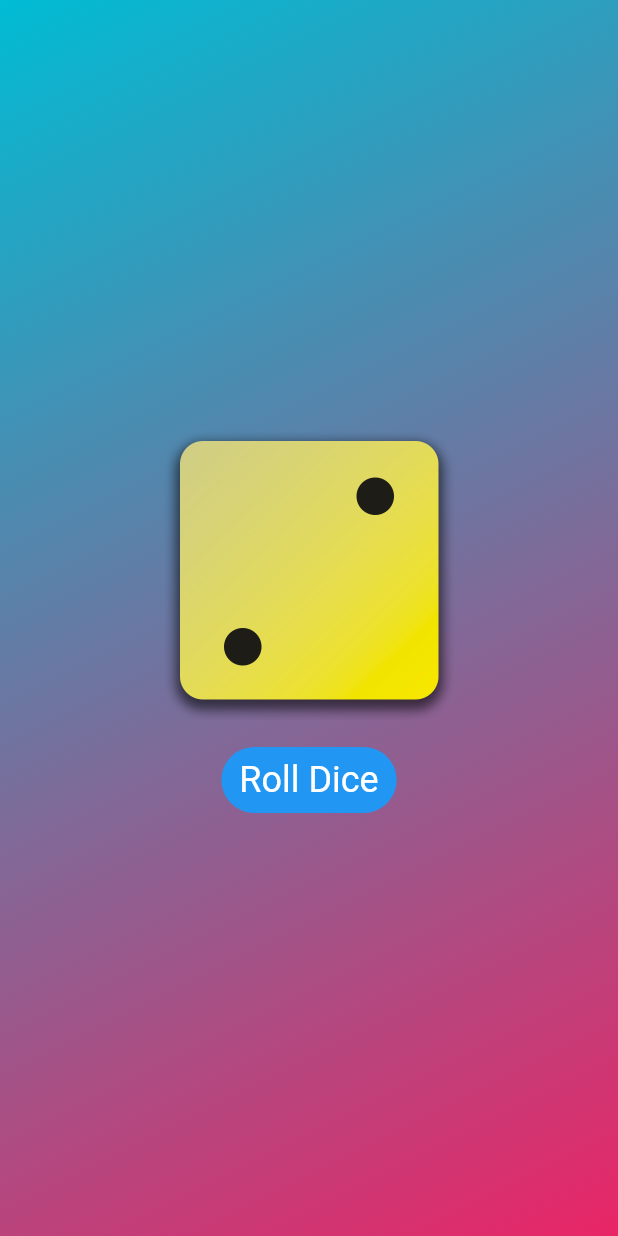
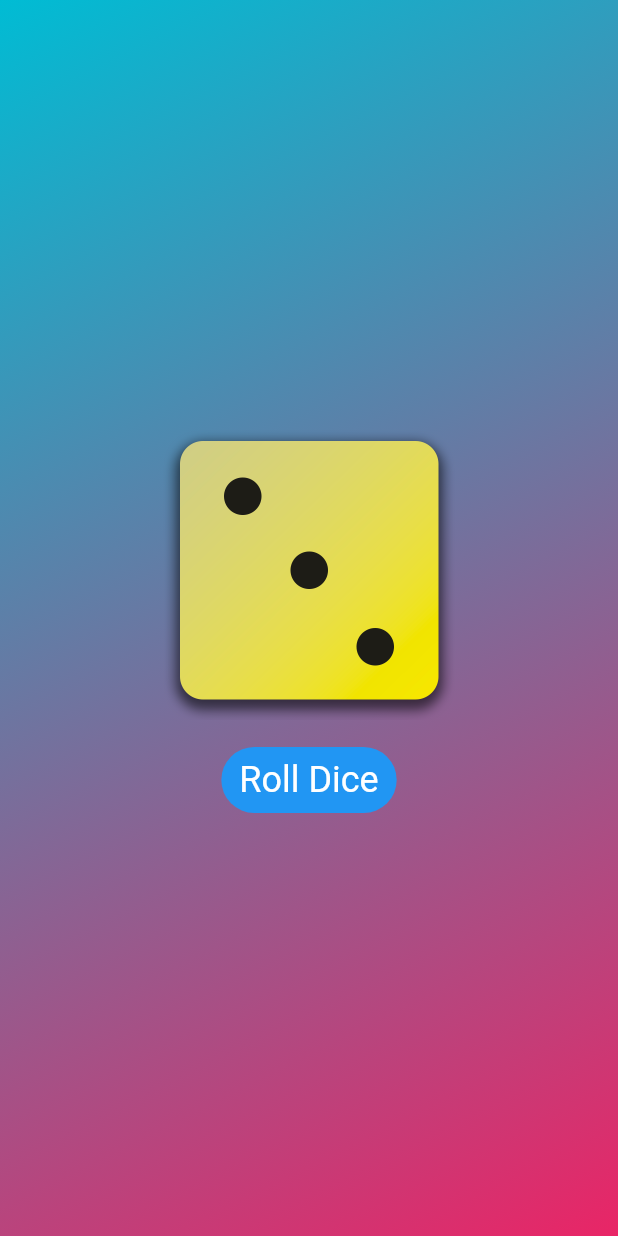
Before and after one commit to curtis-clement/first_flutter_app, a Flutter app: the screen it shows after launch, after a tap on "Roll Dice", on a phone screen of 412 x 824 dp. Run offline on Flutter 3.47's test engine with Material 3 defaults, Android fonts, the phone set to English and light mode, and no system bars.

Commit message:
clean up

```diff
--- a/lib/dice_roller.dart
+++ b/lib/dice_roller.dart
@@ -1,4 +1,5 @@
 import 'package:flutter/material.dart';
+import 'dart:math';
 
 class DiceRoller extends StatefulWidget {
   const DiceRoller({ super.key });
@@ -10,10 +11,11 @@ class DiceRoller extends StatefulWidget {
 }
 
 class _DiceRollerState extends State<DiceRoller> {
-  var activeDiceNumber = 'assets/dice-1.png';
+  final randomizer = Random();
+  var currentDicerNumber = 1;
 
   void rollDice() {
-    setState(() => activeDiceNumber = 'assets/dice-2.png');
+    setState(() => currentDicerNumber = randomizer.nextInt(7) + 1);
   }
 
   @override
@@ -21,7 +23,7 @@ class _DiceRollerState extends State<DiceRoller> {
     return Column(
           mainAxisSize: MainAxisSize.min,
           children: [
-            Image.asset(activeDiceNumber, width: 200),
+            Image.asset('assets/dice-$currentDicerNumber.png', width: 200),
             const SizedBox(height: 16),
             TextButton(
               onPressed: rollDice,
```
